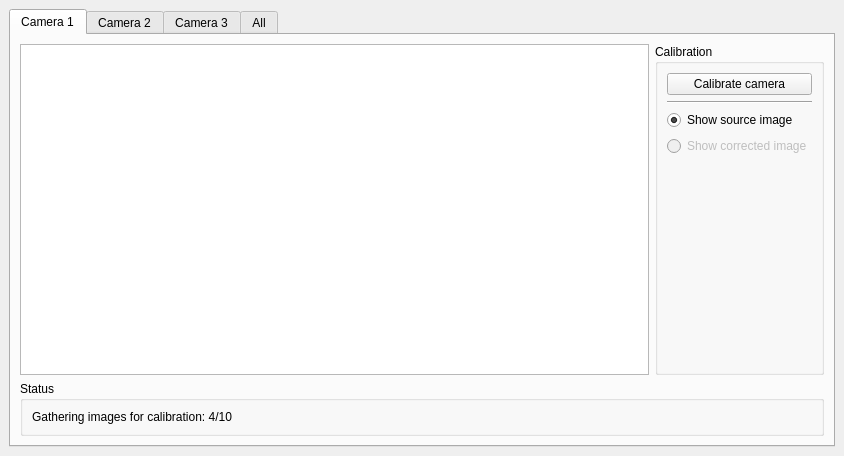
Before: the Qt Designer form calibrationwindow.ui in KITrokopter/gui-concepts, drawn with Qt 5.
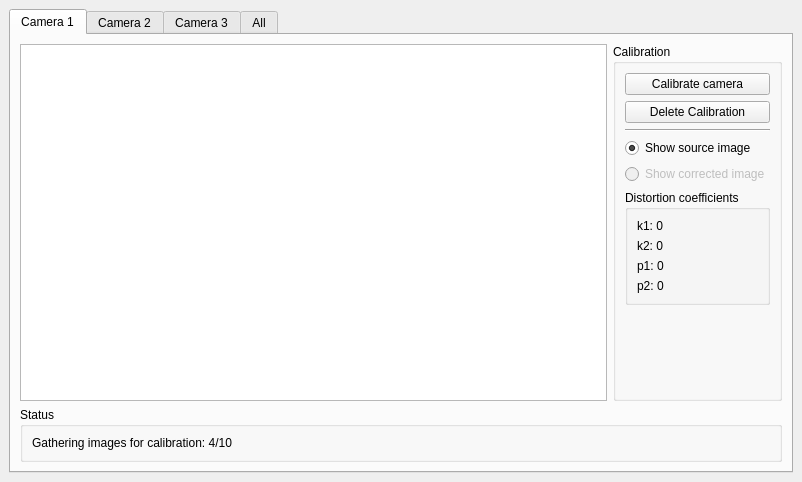
After: the same form once the commit is applied. The open tabs and pages were chosen to show the change.

Commit message: Changed calibration window as requested.

```diff
--- a/calibrationwindow.ui
+++ b/calibrationwindow.ui
@@ -2,6 +2,14 @@
 <ui version="4.0">
  <class>CalibrationWindow</class>
  <widget class="QMainWindow" name="CalibrationWindow">
+  <property name="geometry">
+   <rect>
+    <x>0</x>
+    <y>0</y>
+    <width>802</width>
+    <height>482</height>
+   </rect>
+  </property>
   <property name="sizePolicy">
    <sizepolicy hsizetype="Preferred" vsizetype="Preferred">
     <horstretch>0</horstretch>
@@ -56,6 +64,13 @@
                </property>
               </widget>
              </item>
+             <item>
+              <widget class="QPushButton" name="pushButton_3">
+               <property name="text">
+                <string>Delete Calibration</string>
+               </property>
+              </widget>
+             </item>
              <item>
               <widget class="Line" name="line">
                <property name="orientation">
@@ -86,6 +101,43 @@
                </property>
               </widget>
              </item>
+             <item>
+              <widget class="QGroupBox" name="groupBox_4">
+               <property name="title">
+                <string>Distortion coefficients</string>
+               </property>
+               <layout class="QVBoxLayout" name="verticalLayout_5">
+                <item>
+                 <widget class="QLabel" name="label_3">
+                  <property name="text">
+                   <string>k1: 0</string>
+                  </property>
+                 </widget>
+                </item>
+                <item>
+                 <widget class="QLabel" name="label_4">
+                  <property name="text">
+                   <string>k2: 0</string>
+                  </property>
+                 </widget>
+                </item>
+                <item>
+                 <widget class="QLabel" name="label_5">
+                  <property name="text">
+                   <string>p1: 0</string>
+                  </property>
+                 </widget>
+                </item>
+                <item>
+                 <widget class="QLabel" name="label_6">
+                  <property name="text">
+                   <string>p2: 0</string>
+                  </property>
+                 </widget>
+                </item>
+               </layout>
+              </widget>
+             </item>
              <item>
               <spacer name="verticalSpacer">
                <property name="orientation">
```
Left out of the diff: 2 changed lines with no effect on the pictures.
